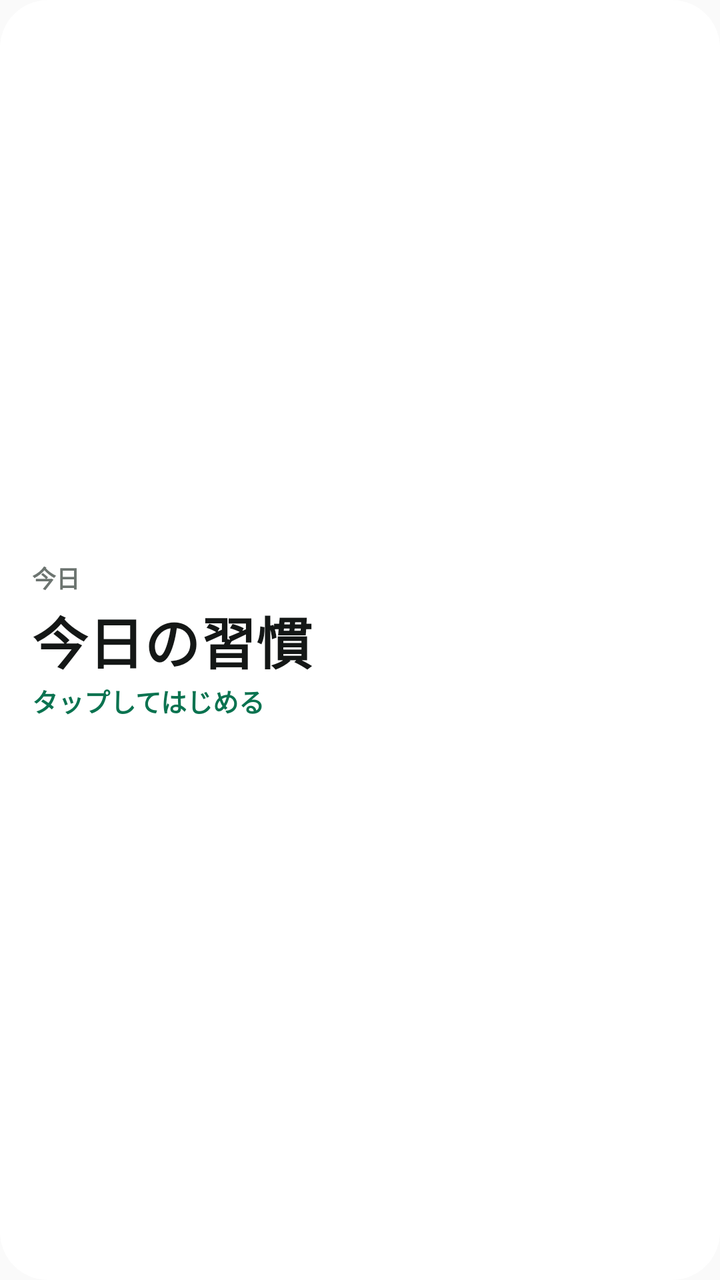
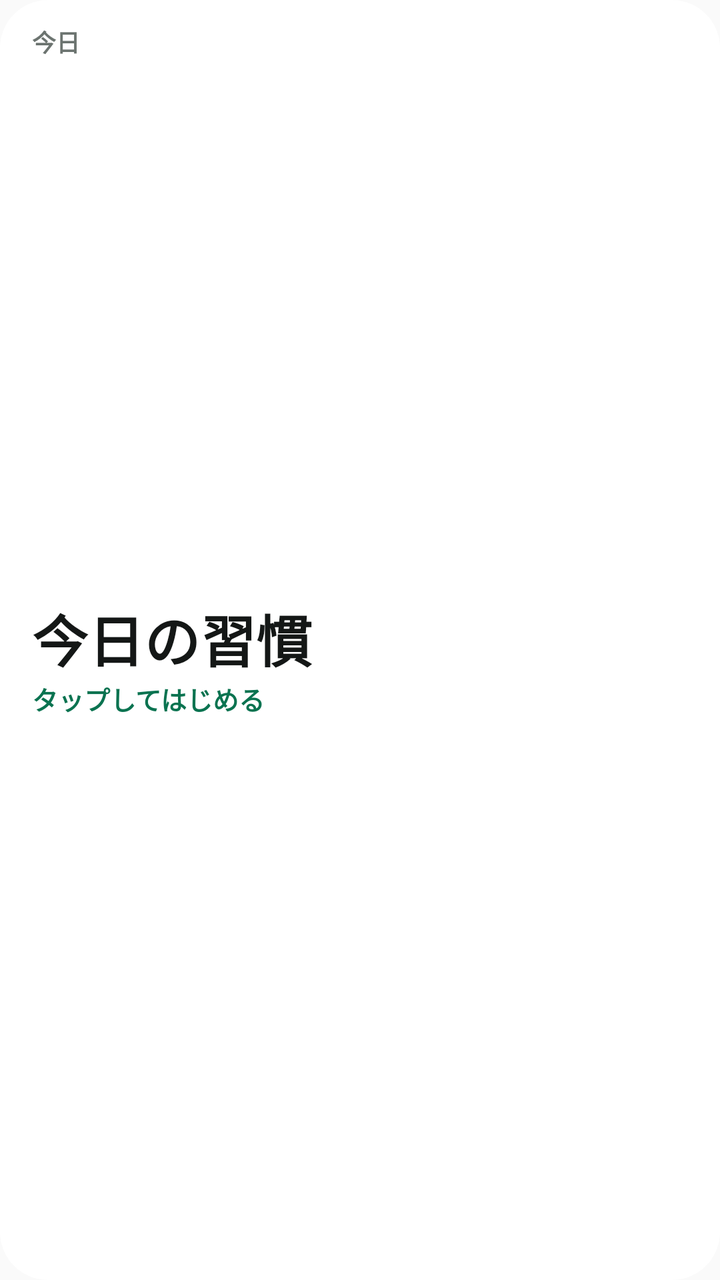

The first picture is an Android layout as it rendered before a commit; the second is the same layout after the commit. The layout source and the unified diff follow.
<!-- AndroidManifest.xml: application theme AppTheme -->
<!-- res/layout/widget_today.xml -->
<?xml version="1.0" encoding="utf-8"?>
<LinearLayout xmlns:android="http://schemas.android.com/apk/res/android"
    android:id="@+id/widget_root"
    android:layout_width="match_parent"
    android:layout_height="match_parent"
    android:background="@drawable/widget_background"
    android:gravity="center_vertical"
    android:orientation="vertical"
    android:padding="16dp">

    <LinearLayout
        android:layout_width="match_parent"
        android:layout_height="wrap_content"
        android:orientation="horizontal">

        <TextView
            android:layout_width="0dp"
            android:layout_height="wrap_content"
            android:layout_weight="1"
            android:text="@string/widget_label"
            android:textColor="@color/widget_sub"
            android:textSize="12sp"
            android:textStyle="bold" />

        <TextView
            android:id="@+id/widget_streak"
            android:layout_width="wrap_content"
            android:layout_height="wrap_content"
            android:textColor="@color/widget_ink"
            android:textSize="13sp"
            android:textStyle="bold" />
    </LinearLayout>

    <TextView
        android:id="@+id/widget_big"
        android:layout_width="match_parent"
        android:layout_height="wrap_content"
        android:layout_marginTop="2dp"
        android:ellipsize="end"
        android:maxLines="1"
        android:text="@string/widget_stale_big"
        android:textColor="@color/widget_ink"
        android:textSize="28sp"
        android:textStyle="bold" />

    <TextView
        android:id="@+id/widget_small"
        android:layout_width="match_parent"
        android:layout_height="wrap_content"
        android:ellipsize="end"
        android:maxLines="1"
        android:text="@string/widget_stale_small"
        android:textColor="@color/widget_accent"
        android:textSize="13sp"
        android:textStyle="bold" />
</LinearLayout>
<!-- resources referenced by this layout -->
<resources>
  <color name="widget_accent">#0A7350</color>
  <color name="widget_ink">#141716</color>
  <color name="widget_sub">#6C7470</color>
  <!-- drawable widget_background (drawable) -->
  <?xml version="1.0" encoding="utf-8"?>
  <shape xmlns:android="http://schemas.android.com/apk/res/android" android:shape="rectangle">
      <solid android:color="@color/widget_background" />
      <corners android:radius="24dp" />
  </shape>
  <string name="widget_label">今日</string>
  <string name="widget_stale_big">今日の習慣</string>
  <string name="widget_stale_small">タップしてはじめる</string>
  <style name="AppTheme" parent="Theme.AppCompat.Light.DarkActionBar">
          
          <item name="colorPrimary">@color/colorPrimary</item>
          <item name="colorPrimaryDark">@color/colorPrimaryDark</item>
          <item name="colorAccent">@color/colorAccent</item>
      </style>
  <color name="widget_background">#FFFFFF</color>
</resources>

<!-- the commit's change to res/layout/widget_today.xml (unified diff, before → after) -->
@@ -4,16 +4,18 @@
     android:layout_width="match_parent"
     android:layout_height="match_parent"
     android:background="@drawable/widget_background"
-    android:gravity="center_vertical"
     android:orientation="vertical"
-    android:padding="16dp">
+    android:padding="12dp">
 
     <LinearLayout
         android:layout_width="match_parent"
         android:layout_height="wrap_content"
-        android:orientation="horizontal">
+        android:orientation="horizontal"
+        android:paddingStart="4dp"
+        android:paddingEnd="4dp">
 
         <TextView
+            android:id="@+id/widget_label"
             android:layout_width="0dp"
             android:layout_height="wrap_content"
             android:layout_weight="1"
@@ -31,26 +33,98 @@
             android:textStyle="bold" />
     </LinearLayout>
 
-    <TextView
-        android:id="@+id/widget_big"
+    
+    <LinearLayout
+        android:id="@+id/widget_card"
+        android:layout_width="match_parent"
+        android:layout_height="0dp"
+        android:layout_marginTop="6dp"
+        android:layout_weight="1"
+        android:background="@drawable/widget_card_mint"
+        android:gravity="bottom"
+        android:orientation="vertical"
+        android:padding="12dp"
+        android:visibility="gone">
+
+        <TextView
+            android:id="@+id/widget_card_name"
+            android:layout_width="match_parent"
+            android:layout_height="wrap_content"
+            android:ellipsize="end"
+            android:maxLines="2"
+            android:textColor="#E60C0E0D"
+            android:textSize="18sp"
+            android:textStyle="bold" />
+    </LinearLayout>
+
+    <LinearLayout
+        android:id="@+id/widget_buttons"
         android:layout_width="match_parent"
         android:layout_height="wrap_content"
-        android:layout_marginTop="2dp"
-        android:ellipsize="end"
-        android:maxLines="1"
-        android:text="@string/widget_stale_big"
-        android:textColor="@color/widget_ink"
-        android:textSize="28sp"
-        android:textStyle="bold" />
+        android:layout_marginTop="8dp"
+        android:orientation="horizontal"
+        android:visibility="gone">
 
-    <TextView
-        android:id="@+id/widget_small"
+        <TextView
+            android:id="@+id/widget_miss"
+            android:layout_width="0dp"
+            android:layout_height="40dp"
+            android:layout_marginEnd="6dp"
+            android:layout_weight="1"
+            android:background="@drawable/widget_button_miss"
+            android:gravity="center"
+            android:maxLines="1"
+            android:text="@string/widget_miss_button"
+            android:textColor="@color/widget_ink"
+            android:textSize="13sp"
+            android:textStyle="bold" />
+
+        <TextView
+            android:id="@+id/widget_done"
+            android:layout_width="0dp"
+            android:layout_height="40dp"
+            android:layout_marginStart="6dp"
+            android:layout_weight="1"
+            android:background="@drawable/widget_button_done"
+            android:gravity="center"
+            android:maxLines="1"
+            android:text="@string/widget_done_button"
+            android:textColor="@color/widget_background"
+            android:textSize="13sp"
+            android:textStyle="bold" />
+    </LinearLayout>
+
+    
+    <LinearLayout
+        android:id="@+id/widget_summary"
         android:layout_width="match_parent"
-        android:layout_height="wrap_content"
-        android:ellipsize="end"
-        android:maxLines="1"
-        android:text="@string/widget_stale_small"
-        android:textColor="@color/widget_accent"
-        android:textSize="13sp"
-        android:textStyle="bold" />
+        android:layout_height="0dp"
+        android:layout_weight="1"
+        android:gravity="center_vertical"
+        android:orientation="vertical"
+        android:paddingStart="4dp"
+        android:paddingEnd="4dp">
+
+        <TextView
+            android:id="@+id/widget_big"
+            android:layout_width="match_parent"
+            android:layout_height="wrap_content"
+            android:ellipsize="end"
+            android:maxLines="1"
+            android:text="@string/widget_stale_big"
+            android:textColor="@color/widget_ink"
+            android:textSize="28sp"
+            android:textStyle="bold" />
+
+        <TextView
+            android:id="@+id/widget_small"
+            android:layout_width="match_parent"
+            android:layout_height="wrap_content"
+            android:ellipsize="end"
+            android:maxLines="1"
+            android:text="@string/widget_stale_small"
+            android:textColor="@color/widget_accent"
+            android:textSize="13sp"
+            android:textStyle="bold" />
+    </LinearLayout>
 </LinearLayout>
<!-- resource entries referenced after the edit -->
@@ -1,6 +1,7 @@
 <!-- resources referenced by this layout -->
 <resources>
   <color name="widget_accent">#0A7350</color>
+  <color name="widget_background">#FFFFFF</color>
   <color name="widget_ink">#141716</color>
   <color name="widget_sub">#6C7470</color>
   <!-- drawable widget_background (drawable) -->
@@ -9,7 +10,27 @@
       <solid android:color="@color/widget_background" />
       <corners android:radius="24dp" />
   </shape>
+  <!-- drawable widget_button_done (drawable) -->
+  <?xml version="1.0" encoding="utf-8"?>
+  <shape xmlns:android="http://schemas.android.com/apk/res/android" android:shape="rectangle">
+      <solid android:color="@color/widget_ink" />
+      <corners android:radius="999dp" />
+  </shape>
+  <!-- drawable widget_button_miss (drawable) -->
+  <?xml version="1.0" encoding="utf-8"?>
+  <shape xmlns:android="http://schemas.android.com/apk/res/android" android:shape="rectangle">
+      <stroke android:width="1.5dp" android:color="@color/widget_line" />
+      <corners android:radius="999dp" />
+  </shape>
+  <!-- drawable widget_card_mint (drawable) -->
+  <?xml version="1.0" encoding="utf-8"?>
+  <shape xmlns:android="http://schemas.android.com/apk/res/android" android:shape="rectangle">
+      <solid android:color="#3DDC9F" />
+      <corners android:radius="16dp" />
+  </shape>
+  <string name="widget_done_button">✓ やった</string>
   <string name="widget_label">今日</string>
+  <string name="widget_miss_button">✕ できなかった</string>
   <string name="widget_stale_big">今日の習慣</string>
   <string name="widget_stale_small">タップしてはじめる</string>
   <style name="AppTheme" parent="Theme.AppCompat.Light.DarkActionBar">
@@ -18,6 +39,6 @@
           <item name="colorPrimaryDark">@color/colorPrimaryDark</item>
           <item name="colorAccent">@color/colorAccent</item>
       </style>
-  <color name="widget_background">#FFFFFF</color>
+  <color name="widget_line">#E3E6E3</color>
 </resources>
 
